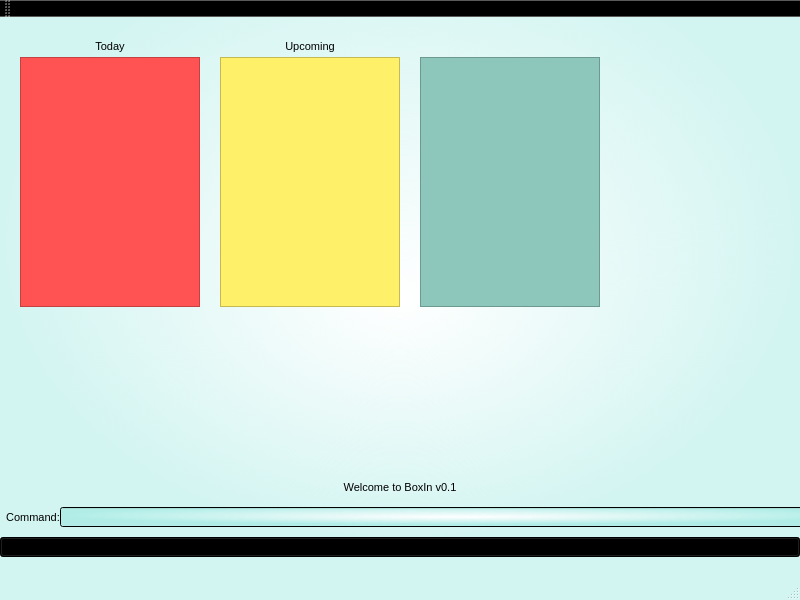
First picture: the form in BoxIn/BoxIn/BoxIn.ui, repository cs2103aug2014-t13-1c/main, before the edit.
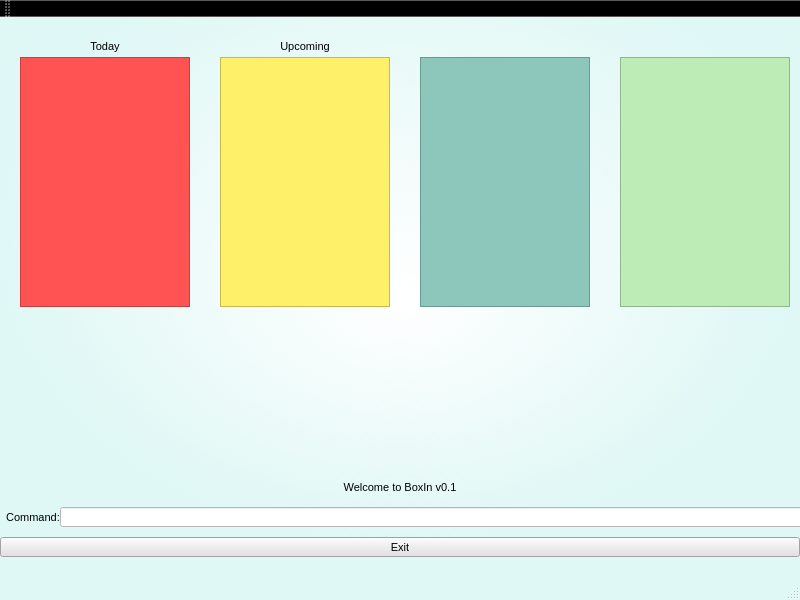
Second picture: the form after the edit. Icons and pictures are not drawn.

Commit message: Fixed colors, preparing to add time

What changed in the file:
```diff
--- a/BoxIn/BoxIn/BoxIn.ui
+++ b/BoxIn/BoxIn/BoxIn.ui
@@ -45,7 +45,7 @@
          </color>
         </gradientstop>
         <gradientstop position="1.000000000000000">
-         <color alpha="55">
+         <color alpha="40">
           <red>50</red>
           <green>207</green>
           <blue>192</blue>
@@ -128,7 +128,7 @@
          </color>
         </gradientstop>
         <gradientstop position="1.000000000000000">
-         <color alpha="55">
+         <color alpha="40">
           <red>50</red>
           <green>207</green>
           <blue>192</blue>
@@ -148,7 +148,7 @@
          </color>
         </gradientstop>
         <gradientstop position="1.000000000000000">
-         <color alpha="55">
+         <color alpha="40">
           <red>50</red>
           <green>207</green>
           <blue>192</blue>
@@ -215,7 +215,7 @@
          </color>
         </gradientstop>
         <gradientstop position="1.000000000000000">
-         <color alpha="55">
+         <color alpha="40">
           <red>50</red>
           <green>207</green>
           <blue>192</blue>
@@ -298,7 +298,7 @@
          </color>
         </gradientstop>
         <gradientstop position="1.000000000000000">
-         <color alpha="55">
+         <color alpha="40">
           <red>50</red>
           <green>207</green>
           <blue>192</blue>
@@ -318,7 +318,7 @@
          </color>
         </gradientstop>
         <gradientstop position="1.000000000000000">
-         <color alpha="55">
+         <color alpha="40">
           <red>50</red>
           <green>207</green>
           <blue>192</blue>
@@ -385,7 +385,7 @@
          </color>
         </gradientstop>
         <gradientstop position="1.000000000000000">
-         <color alpha="55">
+         <color alpha="40">
           <red>50</red>
           <green>207</green>
           <blue>192</blue>
@@ -468,7 +468,7 @@
          </color>
         </gradientstop>
         <gradientstop position="1.000000000000000">
-         <color alpha="55">
+         <color alpha="40">
           <red>50</red>
           <green>207</green>
           <blue>192</blue>
@@ -488,7 +488,7 @@
          </color>
         </gradientstop>
         <gradientstop position="1.000000000000000">
-         <color alpha="55">
+         <color alpha="40">
           <red>50</red>
           <green>207</green>
           <blue>192</blue>
@@ -567,6 +567,427 @@
       <height>20</height>
      </rect>
     </property>
+    <property name="palette">
+     <palette>
+      <active>
+       <colorrole role="WindowText">
+        <brush brushstyle="SolidPattern">
+         <color alpha="255">
+          <red>0</red>
+          <green>0</green>
+          <blue>0</blue>
+         </color>
+        </brush>
+       </colorrole>
+       <colorrole role="Button">
+        <brush brushstyle="SolidPattern">
+         <color alpha="255">
+          <red>255</red>
+          <green>255</green>
+          <blue>255</blue>
+         </color>
+        </brush>
+       </colorrole>
+       <colorrole role="Light">
+        <brush brushstyle="SolidPattern">
+         <color alpha="255">
+          <red>255</red>
+          <green>255</green>
+          <blue>255</blue>
+         </color>
+        </brush>
+       </colorrole>
+       <colorrole role="Midlight">
+        <brush brushstyle="SolidPattern">
+         <color alpha="255">
+          <red>255</red>
+          <green>255</green>
+          <blue>255</blue>
+         </color>
+        </brush>
+       </colorrole>
+       <colorrole role="Dark">
+        <brush brushstyle="SolidPattern">
+         <color alpha="255">
+          <red>127</red>
+          <green>127</green>
+          <blue>127</blue>
+         </color>
+        </brush>
+       </colorrole>
+       <colorrole role="Mid">
+        <brush brushstyle="SolidPattern">
+         <color alpha="255">
+          <red>170</red>
+          <green>170</green>
+          <blue>170</blue>
+         </color>
+        </brush>
+       </colorrole>
+       <colorrole role="Text">
+        <brush brushstyle="SolidPattern">
+         <color alpha="255">
+          <red>0</red>
+          <green>0</green>
+          <blue>0</blue>
+         </color>
+        </brush>
+       </colorrole>
+       <colorrole role="BrightText">
+        <brush brushstyle="SolidPattern">
+         <color alpha="255">
+          <red>255</red>
+          <green>255</green>
+          <blue>255</blue>
+         </color>
+        </brush>
+       </colorrole>
+       <colorrole role="ButtonText">
+        <brush brushstyle="SolidPattern">
+         <color alpha="255">
+          <red>0</red>
+          <green>0</green>
+          <blue>0</blue>
+         </color>
+        </brush>
+       </colorrole>
+       <colorrole role="Base">
+        <brush brushstyle="SolidPattern">
+         <color alpha="255">
+          <red>255</red>
+          <green>255</green>
+          <blue>255</blue>
+         </color>
+        </brush>
+       </colorrole>
+       <colorrole role="Window">
+        <brush brushstyle="SolidPattern">
+         <color alpha="255">
+          <red>255</red>
+          <green>255</green>
+          <blue>255</blue>
+         </color>
+        </brush>
+       </colorrole>
+       <colorrole role="Shadow">
+        <brush brushstyle="SolidPattern">
+         <color alpha="255">
+          <red>0</red>
+          <green>0</green>
+          <blue>0</blue>
+         </color>
+        </brush>
+       </colorrole>
+       <colorrole role="AlternateBase">
+        <brush brushstyle="SolidPattern">
+         <color alpha="255">
+          <red>255</red>
+          <green>255</green>
+          <blue>255</blue>
+         </color>
+        </brush>
+       </colorrole>
+       <colorrole role="ToolTipBase">
+        <brush brushstyle="SolidPattern">
+         <color alpha="255">
+          <red>255</red>
+          <green>255</green>
+          <blue>220</blue>
+         </color>
+        </brush>
+       </colorrole>
+       <colorrole role="ToolTipText">
+        <brush brushstyle="SolidPattern">
+         <color alpha="255">
+          <red>0</red>
+          <green>0</green>
+          <blue>0</blue>
+         </color>
+        </brush>
+       </colorrole>
+      </active>
+      <inactive>
+       <colorrole role="WindowText">
+        <brush brushstyle="SolidPattern">
+         <color alpha="255">
+          <red>0</red>
+          <green>0</green>
+          <blue>0</blue>
+         </color>
+        </brush>
+       </colorrole>
+       <colorrole role="Button">
+        <brush brushstyle="SolidPattern">
+         <color alpha="255">
+          <red>255</red>
+          <green>255</green>
+          <blue>255</blue>
+         </color>
+        </brush>
+       </colorrole>
+       <colorrole role="Light">
+        <brush brushstyle="SolidPattern">
+         <color alpha="255">
+          <red>255</red>
+          <green>255</green>
+          <blue>255</blue>
+         </color>
+        </brush>
+       </colorrole>
+       <colorrole role="Midlight">
+        <brush brushstyle="SolidPattern">
+         <color alpha="255">
+          <red>255</red>
+          <green>255</green>
+          <blue>255</blue>
+         </color>
+        </brush>
+       </colorrole>
+       <colorrole role="Dark">
+        <brush brushstyle="SolidPattern">
+         <color alpha="255">
+          <red>127</red>
+          <green>127</green>
+          <blue>127</blue>
+         </color>
+        </brush>
+       </colorrole>
+       <colorrole role="Mid">
+        <brush brushstyle="SolidPattern">
+         <color alpha="255">
+          <red>170</red>
+          <green>170</green>
+          <blue>170</blue>
+         </color>
+        </brush>
+       </colorrole>
+       <colorrole role="Text">
+        <brush brushstyle="SolidPattern">
+         <color alpha="255">
+          <red>0</red>
+          <green>0</green>
+          <blue>0</blue>
+         </color>
+        </brush>
+       </colorrole>
+       <colorrole role="BrightText">
+        <brush brushstyle="SolidPattern">
+         <color alpha="255">
+          <red>255</red>
+          <green>255</green>
+          <blue>255</blue>
+         </color>
+        </brush>
+       </colorrole>
+       <colorrole role="ButtonText">
+        <brush brushstyle="SolidPattern">
+         <color alpha="255">
+          <red>0</red>
+          <green>0</green>
+          <blue>0</blue>
+         </color>
+        </brush>
+       </colorrole>
+       <colorrole role="Base">
+        <brush brushstyle="SolidPattern">
+         <color alpha="255">
+          <red>255</red>
+          <green>255</green>
+          <blue>255</blue>
+         </color>
+        </brush>
+       </colorrole>
+       <colorrole role="Window">
+        <brush brushstyle="SolidPattern">
+         <color alpha="255">
+          <red>255</red>
+          <green>255</green>
+          <blue>255</blue>
+         </color>
+        </brush>
+       </colorrole>
+       <colorrole role="Shadow">
+        <brush brushstyle="SolidPattern">
+         <color alpha="255">
+          <red>0</red>
+          <green>0</green>
+          <blue>0</blue>
+         </color>
+        </brush>
+       </colorrole>
+       <colorrole role="AlternateBase">
+        <brush brushstyle="SolidPattern">
+         <color alpha="255">
+          <red>255</red>
+          <green>255</green>
+          <blue>255</blue>
+         </color>
+        </brush>
+       </colorrole>
+       <colorrole role="ToolTipBase">
+        <brush brushstyle="SolidPattern">
+         <color alpha="255">
+          <red>255</red>
+          <green>255</green>
+          <blue>220</blue>
+         </color>
+        </brush>
+       </colorrole>
+       <colorrole role="ToolTipText">
+        <brush brushstyle="SolidPattern">
+         <color alpha="255">
+          <red>0</red>
+          <green>0</green>
+          <blue>0</blue>
+         </color>
+        </brush>
+       </colorrole>
+      </inactive>
+      <disabled>
+       <colorrole role="WindowText">
+        <brush brushstyle="SolidPattern">
+         <color alpha="255">
+          <red>127</red>
+          <green>127</green>
+          <blue>127</blue>
+         </color>
+        </brush>
+       </colorrole>
+       <colorrole role="Button">
+        <brush brushstyle="SolidPattern">
+         <color alpha="255">
+          <red>255</red>
+          <green>255</green>
+          <blue>255</blue>
+         </color>
+        </brush>
+       </colorrole>
+       <colorrole role="Light">
+        <brush brushstyle="SolidPattern">
+         <color alpha="255">
+          <red>255</red>
+          <green>255</green>
+          <blue>255</blue>
+         </color>
+        </brush>
+       </colorrole>
+       <colorrole role="Midlight">
+        <brush brushstyle="SolidPattern">
+         <color alpha="255">
+          <red>255</red>
+          <green>255</green>
+          <blue>255</blue>
+         </color>
+        </brush>
+       </colorrole>
+       <colorrole role="Dark">
+        <brush brushstyle="SolidPattern">
+         <color alpha="255">
+          <red>127</red>
+          <green>127</green>
+          <blue>127</blue>
+         </color>
+        </brush>
+       </colorrole>
+       <colorrole role="Mid">
+        <brush brushstyle="SolidPattern">
+         <color alpha="255">
+          <red>170</red>
+          <green>170</green>
+          <blue>170</blue>
+         </color>
+        </brush>
+       </colorrole>
+       <colorrole role="Text">
+        <brush brushstyle="SolidPattern">
+         <color alpha="255">
+          <red>127</red>
+          <green>127</green>
+          <blue>127</blue>
+         </color>
+        </brush>
+       </colorrole>
+       <colorrole role="BrightText">
+        <brush brushstyle="SolidPattern">
+         <color alpha="255">
+          <red>255</red>
+          <green>255</green>
+          <blue>255</blue>
+         </color>
+        </brush>
+       </colorrole>
+       <colorrole role="ButtonText">
+        <brush brushstyle="SolidPattern">
+         <color alpha="255">
+          <red>127</red>
+          <green>127</green>
+          <blue>127</blue>
+         </color>
+        </brush>
+       </colorrole>
+       <colorrole role="Base">
+        <brush brushstyle="SolidPattern">
+         <color alpha="255">
+          <red>255</red>
+          <green>255</green>
+          <blue>255</blue>
+         </color>
+        </brush>
+       </colorrole>
+       <colorrole role="Window">
+        <brush brushstyle="SolidPattern">
+         <color alpha="255">
+          <red>255</red>
+          <green>255</green>
+          <blue>255</blue>
+         </color>
+        </brush>
+       </colorrole>
+       <colorrole role="Shadow">
+        <brush brushstyle="SolidPattern">
+         <color alpha="255">
+          <red>0</red>
+          <green>0</green>
+          <blue>0</blue>
+         </color>
+        </brush>
+       </colorrole>
+       <colorrole role="AlternateBase">
+        <brush brushstyle="SolidPattern">
+         <color alpha="255">
+          <red>255</red>
+          <green>255</green>
+          <blue>255</blue>
+         </color>
+        </brush>
+       </colorrole>
+       <colorrole role="ToolTipBase">
+        <brush brushstyle="SolidPattern">
+         <color alpha="255">
+          <red>255</red>
+          <green>255</green>
+          <blue>220</blue>
+         </color>
+        </brush>
+       </colorrole>
+       <colorrole role="ToolTipText">
+        <brush brushstyle="SolidPattern">
+         <color alpha="255">
+          <red>0</red>
+          <green>0</green>
+          <blue>0</blue>
+         </color>
+        </brush>
+       </colorrole>
+      </disabled>
+     </palette>
+    </property>
+    <property name="autoFillBackground">
+     <bool>false</bool>
+    </property>
+    <property name="styleSheet">
+     <string notr="true">background-color: rgb(255, 255, 255);</string>
+    </property>
    </widget>
    <widget class="QLabel" name="commandLabel">
     <property name="geometry">
@@ -586,7 +1007,7 @@
      <rect>
       <x>20</x>
       <y>40</y>
-      <width>180</width>
+      <width>170</width>
       <height>250</height>
      </rect>
     </property>
@@ -1059,58 +1480,47 @@
         </brush>
        </colorrole>
        <colorrole role="Button">
-        <brush brushstyle="RadialGradientPattern">
-         <gradient centralx="0.500000000000000" centraly="0.400000000000000" focalx="0.500000000000000" focaly="0.500000000000000" radius="0.500000000000000" type="RadialGradient" spread="PadSpread" coordinatemode="ObjectBoundingMode">
-          <gradientstop position="0.000000000000000">
-           <color alpha="255">
-            <red>255</red>
-            <green>255</green>
-            <blue>255</blue>
-           </color>
-          </gradientstop>
-          <gradientstop position="1.000000000000000">
-           <color alpha="55">
-            <red>50</red>
-            <green>207</green>
-            <blue>192</blue>
-           </color>
-          </gradientstop>
-         </gradient>
+        <brush brushstyle="SolidPattern">
+         <color alpha="255">
+          <red>226</red>
+          <green>226</green>
+          <blue>226</blue>
+         </color>
         </brush>
        </colorrole>
        <colorrole role="Light">
         <brush brushstyle="SolidPattern">
          <color alpha="255">
-          <red>183</red>
+          <red>255</red>
           <green>255</green>
-          <blue>241</blue>
+          <blue>255</blue>
          </color>
         </brush>
        </colorrole>
        <colorrole role="Midlight">
         <brush brushstyle="SolidPattern">
          <color alpha="255">
-          <red>149</red>
-          <green>220</green>
-          <blue>206</blue>
+          <red>255</red>
+          <green>255</green>
+          <blue>255</blue>
          </color>
         </brush>
        </colorrole>
        <colorrole role="Dark">
         <brush brushstyle="SolidPattern">
          <color alpha="255">
-          <red>58</red>
-          <green>93</green>
-          <blue>86</blue>
+          <red>127</red>
+          <green>127</green>
+          <blue>127</blue>
          </color>
         </brush>
        </colorrole>
        <colorrole role="Mid">
         <brush brushstyle="SolidPattern">
          <color alpha="255">
-          <red>77</red>
-          <green>124</green>
-          <blue>115</blue>
+          <red>170</red>
+          <green>170</green>
+          <blue>170</blue>
          </color>
         </brush>
        </colorrole>
@@ -1142,43 +1552,21 @@
         </brush>
        </colorrole>
        <colorrole role="Base">
-        <brush brushstyle="RadialGradientPattern">
-         <gradient centralx="0.500000000000000" centraly="0.400000000000000" focalx="0.500000000000000" focaly="0.500000000000000" radius="0.500000000000000" type="RadialGradient" spread="PadSpread" coordinatemode="ObjectBoundingMode">
-          <gradientstop position="0.000000000000000">
-           <color alpha="255">
-            <red>255</red>
-            <green>255</green>
-            <blue>255</blue>
-           </color>
-          </gradientstop>
-          <gradientstop position="1.000000000000000">
-           <color alpha="55">
-            <red>50</red>
-            <green>207</green>
-            <blue>192</blue>
-           </color>
-          </gradientstop>
-         </gradient>
+        <brush brushstyle="SolidPattern">
+         <color alpha="255">
+          <red>226</red>
+          <green>226</green>
+          <blue>226</blue>
+         </color>
         </brush>
        </colorrole>
        <colorrole role="Window">
-        <brush brushstyle="RadialGradientPattern">
-         <gradient centralx="0.500000000000000" centraly="0.400000000000000" focalx="0.500000000000000" focaly="0.500000000000000" radius="0.500000000000000" type="RadialGradient" spread="PadSpread" coordinatemode="ObjectBoundingMode">
-          <gradientstop position="0.000000000000000">
-           <color alpha="255">
-            <red>255</red>
-            <green>255</green>
-            <blue>255</blue>
-           </color>
-          </gradientstop>
-          <gradientstop position="1.000000000000000">
-           <color alpha="55">
-            <red>50</red>
-            <green>207</green>
-            <blue>192</blue>
-           </color>
-          </gradientstop>
-         </gradient>
+        <brush brushstyle="SolidPattern">
+         <color alpha="255">
+          <red>226</red>
+          <green>226</green>
+          <blue>226</blue>
+         </color>
         </brush>
        </colorrole>
        <colorrole role="Shadow">
@@ -1193,9 +1581,9 @@
        <colorrole role="AlternateBase">
         <brush brushstyle="SolidPattern">
          <color alpha="255">
-          <red>185</red>
-          <green>220</green>
-          <blue>213</blue>
+          <red>255</red>
+          <green>255</green>
+          <blue>255</blue>
          </color>
         </brush>
        </colorrole>
@@ -1229,58 +1617,47 @@
         </brush>
        </colorrole>
        <colorrole role="Button">
-        <brush brushstyle="RadialGradientPattern">
-         <gradient centralx="0.500000000000000" centraly="0.400000000000000" focalx="0.500000000000000" focaly="0.500000000000000" radius="0.500000000000000" type="RadialGradient" spread="PadSpread" coordinatemode="ObjectBoundingMode">
-          <gradientstop position="0.000000000000000">
-           <color alpha="255">
-            <red>255</red>
-            <green>255</green>
-            <blue>255</blue>
-           </color>
-          </gradientstop>
-          <gradientstop position="1.000000000000000">
-           <color alpha="55">
-            <red>50</red>
-            <green>207</green>
-            <blue>192</blue>
-           </color>
-          </gradientstop>
-         </gradient>
+        <brush brushstyle="SolidPattern">
+         <color alpha="255">
+          <red>226</red>
+          <green>226</green>
+          <blue>226</blue>
+         </color>
         </brush>
        </colorrole>
        <colorrole role="Light">
         <brush brushstyle="SolidPattern">
          <color alpha="255">
-          <red>183</red>
+          <red>255</red>
           <green>255</green>
-          <blue>241</blue>
+          <blue>255</blue>
          </color>
         </brush>
        </colorrole>
        <colorrole role="Midlight">
         <brush brushstyle="SolidPattern">
          <color alpha="255">
-          <red>149</red>
-          <green>220</green>
-          <blue>206</blue>
+          <red>255</red>
+          <green>255</green>
+          <blue>255</blue>
          </color>
         </brush>
        </colorrole>
        <colorrole role="Dark">
         <brush brushstyle="SolidPattern">
          <color alpha="255">
-          <red>58</red>
-          <green>93</green>
-          <blue>86</blue>
+          <red>127</red>
+          <green>127</green>
+          <blue>127</blue>
          </color>
         </brush>
        </colorrole>
        <colorrole role="Mid">
         <brush brushstyle="SolidPattern">
          <color alpha="255">
-          <red>77</red>
-          <green>124</green>
-          <blue>115</blue>
+          <red>170</red>
+          <green>170</green>
+          <blue>170</blue>
          </color>
         </brush>
        </colorrole>
@@ -1312,43 +1689,21 @@
         </brush>
        </colorrole>
        <colorrole role="Base">
-        <brush brushstyle="RadialGradientPattern">
-         <gradient centralx="0.500000000000000" centraly="0.400000000000000" focalx="0.500000000000000" focaly="0.500000000000000" radius="0.500000000000000" type="RadialGradient" spread="PadSpread" coordinatemode="ObjectBoundingMode">
-          <gradientstop position="0.000000000000000">
-           <color alpha="255">
-            <red>255</red>
-            <green>255</green>
-            <blue>255</blue>
-           </color>
-          </gradientstop>
-          <gradientstop position="1.000000000000000">
-           <color alpha="55">
-            <red>50</red>
-            <green>207</green>
-            <blue>192</blue>
-           </color>
-          </gradientstop>
-         </gradient>
+        <brush brushstyle="SolidPattern">
+         <color alpha="255">
+          <red>226</red>
+          <green>226</green>
+          <blue>226</blue>
+         </color>
         </brush>
        </colorrole>
        <colorrole role="Window">
-        <brush brushstyle="RadialGradientPattern">
-         <gradient centralx="0.500000000000000" centraly="0.400000000000000" focalx="0.500000000000000" focaly="0.500000000000000" radius="0.500000000000000" type="RadialGradient" spread="PadSpread" coordinatemode="ObjectBoundingMode">
-          <gradientstop position="0.000000000000000">
-           <color alpha="255">
-            <red>255</red>
-            <green>255</green>
-            <blue>255</blue>
-           </color>
-          </gradientstop>
-          <gradientstop position="1.000000000000000">
-           <color alpha="55">
-            <red>50</red>
-            <green>207</green>
-            <blue>192</blue>
-           </color>
-          </gradientstop>
-         </gradient>
+        <brush brushstyle="SolidPattern">
+         <color alpha="255">
+          <red>226</red>
+          <green>226</green>
+          <blue>226</blue>
+         </color>
         </brush>
        </colorrole>
        <colorrole role="Shadow">
@@ -1363,9 +1718,9 @@
        <colorrole role="AlternateBase">
         <brush brushstyle="SolidPattern">
          <color alpha="255">
-          <red>185</red>
-          <green>220</green>
-          <blue>213</blue>
+          <red>255</red>
+          <green>255</green>
+          <blue>255</blue>
          </color>
         </brush>
        </colorrole>
@@ -1392,74 +1747,63 @@
        <colorrole role="WindowText">
         <brush brushstyle="SolidPattern">
          <color alpha="255">
-          <red>58</red>
-          <green>93</green>
-          <blue>86</blue>
+          <red>127</red>
+          <green>127</green>
+          <blue>127</blue>
          </color>
         </brush>
        </colorrole>
        <colorrole role="Button">
-        <brush brushstyle="RadialGradientPattern">
-         <gradient centralx="0.500000000000000" centraly="0.400000000000000" focalx="0.500000000000000" focaly="0.500000000000000" radius="0.500000000000000" type="RadialGradient" spread="PadSpread" coordinatemode="ObjectBoundingMode">
-          <gradientstop position="0.000000000000000">
-           <color alpha="255">
-            <red>255</red>
-            <green>255</green>
-            <blue>255</blue>
-           </color>
-          </gradientstop>
-          <gradientstop position="1.000000000000000">
-           <color alpha="55">
-            <red>50</red>
-            <green>207</green>
-            <blue>192</blue>
-           </color>
-          </gradientstop>
-         </gradient>
+        <brush brushstyle="SolidPattern">
+         <color alpha="255">
+          <red>226</red>
+          <green>226</green>
+          <blue>226</blue>
+         </color>
         </brush>
        </colorrole>
        <colorrole role="Light">
         <brush brushstyle="SolidPattern">
          <color alpha="255">
-          <red>183</red>
+          <red>255</red>
           <green>255</green>
-          <blue>241</blue>
+          <blue>255</blue>
          </color>
         </brush>
        </colorrole>
        <colorrole role="Midlight">
         <brush brushstyle="SolidPattern">
          <color alpha="255">
-          <red>149</red>
-          <green>220</green>
-          <blue>206</blue>
+          <red>255</red>
+          <green>255</green>
+          <blue>255</blue>
          </color>
         </brush>
        </colorrole>
        <colorrole role="Dark">
         <brush brushstyle="SolidPattern">
          <color alpha="255">
-          <red>58</red>
-          <green>93</green>
-          <blue>86</blue>
+          <red>127</red>
+          <green>127</green>
+          <blue>127</blue>
          </color>
         </brush>
        </colorrole>
        <colorrole role="Mid">
         <brush brushstyle="SolidPattern">
          <color alpha="255">
-          <red>77</red>
-          <green>124</green>
-          <blue>115</blue>
+          <red>170</red>
+          <green>170</green>
+          <blue>170</blue>
          </color>
         </brush>
        </colorrole>
        <colorrole role="Text">
         <brush brushstyle="SolidPattern">
          <color alpha="255">
-          <red>58</red>
-          <green>93</green>
-          <blue>86</blue>
+          <red>127</red>
+          <green>127</green>
+          <blue>127</blue>
          </color>
         </brush>
        </colorrole>
@@ -1475,50 +1819,28 @@
        <colorrole role="ButtonText">
         <brush brushstyle="SolidPattern">
          <color alpha="255">
-          <red>58</red>
-          <green>93</green>
-          <blue>86</blue>
+          <red>127</red>
+          <green>127</green>
+          <blue>127</blue>
          </color>
         </brush>
        </colorrole>
        <colorrole role="Base">
-        <brush brushstyle="RadialGradientPattern">
-         <gradient centralx="0.500000000000000" centraly="0.400000000000000" focalx="0.500000000000000" focaly="0.500000000000000" radius="0.500000000000000" type="RadialGradient" spread="PadSpread" coordinatemode="ObjectBoundingMode">
-          <gradientstop position="0.000000000000000">
-           <color alpha="255">
-            <red>255</red>
-            <green>255</green>
-            <blue>255</blue>
-           </color>
-          </gradientstop>
-          <gradientstop position="1.000000000000000">
-           <color alpha="55">
-            <red>50</red>
-            <green>207</green>
-            <blue>192</blue>
-           </color>
-          </gradientstop>
-         </gradient>
+        <brush brushstyle="SolidPattern">
+         <color alpha="255">
+          <red>226</red>
+          <green>226</green>
+          <blue>226</blue>
+         </color>
         </brush>
        </colorrole>
        <colorrole role="Window">
-        <brush brushstyle="RadialGradientPattern">
-         <gradient centralx="0.500000000000000" centraly="0.400000000000000" focalx="0.500000000000000" focaly="0.500000000000000" radius="0.500000000000000" type="RadialGradient" spread="PadSpread" coordinatemode="ObjectBoundingMode">
-          <gradientstop position="0.000000000000000">
-           <color alpha="255">
-            <red>255</red>
-            <green>255</green>
-            <blue>255</blue>
-           </color>
-          </gradientstop>
-          <gradientstop position="1.000000000000000">
-           <color alpha="55">
-            <red>50</red>
-            <green>207</green>
-            <blue>192</blue>
-           </color>
-          </gradientstop>
-         </gradient>
+        <brush brushstyle="SolidPattern">
+         <color alpha="255">
+          <red>226</red>
+          <green>226</green>
+          <blue>226</blue>
+         </color>
         </brush>
        </colorrole>
        <colorrole role="Shadow">
@@ -1533,9 +1855,9 @@
        <colorrole role="AlternateBase">
         <brush brushstyle="SolidPattern">
          <color alpha="255">
-          <red>116</red>
-          <green>186</green>
-          <blue>172</blue>
+          <red>255</red>
+          <green>255</green>
+          <blue>255</blue>
          </color>
         </brush>
        </colorrole>
@@ -1563,6 +1885,9 @@
     <property name="autoFillBackground">
      <bool>false</bool>
     </property>
+    <property name="styleSheet">
+     <string notr="true">background-color: rgb(226, 226, 226);</string>
+    </property>
     <property name="text">
      <string>Exit</string>
     </property>
@@ -1572,7 +1897,7 @@
      <rect>
       <x>220</x>
       <y>40</y>
-      <width>180</width>
+      <width>170</width>
       <height>250</height>
      </rect>
     </property>
@@ -1585,7 +1910,7 @@
      <rect>
       <x>420</x>
       <y>40</y>
-      <width>180</width>
+      <width>170</width>
       <height>250</height>
      </rect>
     </property>
@@ -1598,7 +1923,7 @@
      <rect>
       <x>20</x>
       <y>20</y>
-      <width>180</width>
+      <width>170</width>
       <height>20</height>
      </rect>
     </property>
@@ -1611,7 +1936,7 @@
      <rect>
       <x>220</x>
       <y>20</y>
-      <width>180</width>
+      <width>170</width>
       <height>20</height>
      </rect>
     </property>
@@ -1619,6 +1944,110 @@
      <string>&lt;html&gt;&lt;head/&gt;&lt;body&gt;&lt;p align=&quot;center&quot;&gt;Upcoming&lt;/p&gt;&lt;/body&gt;&lt;/html&gt;</string>
     </property>
    </widget>
+   <widget class="QListWidget" name="listWidget_3">
+    <property name="geometry">
+     <rect>
+      <x>620</x>
+      <y>40</y>
+      <width>170</width>
+      <height>250</height>
+     </rect>
+    </property>
+    <property name="palette">
+     <palette>
+      <active>
+       <colorrole role="Button">
+        <brush brushstyle="SolidPattern">
+         <color alpha="255">
+          <red>189</red>
+          <green>236</green>
+          <blue>182</blue>
+         </color>
+        </brush>
+       </colorrole>
+       <colorrole role="Base">
+        <brush brushstyle="SolidPattern">
+         <color alpha="255">
+          <red>189</red>
+          <green>236</green>
+          <blue>182</blue>
+         </color>
+        </brush>
+       </colorrole>
+       <colorrole role="Window">
+        <brush brushstyle="SolidPattern">
+         <color alpha="255">
+          <red>189</red>
+          <green>236</green>
+          <blue>182</blue>
+         </color>
+        </brush>
+       </colorrole>
+      </active>
+      <inactive>
+       <colorrole role="Button">
+        <brush brushstyle="SolidPattern">
+         <color alpha="255">
+          <red>189</red>
+          <green>236</green>
+          <blue>182</blue>
+         </color>
+        </brush>
+       </colorrole>
+       <colorrole role="Base">
+        <brush brushstyle="SolidPattern">
+         <color alpha="255">
+          <red>189</red>
+          <green>236</green>
+          <blue>182</blue>
+         </color>
+        </brush>
+       </colorrole>
+       <colorrole role="Window">
+        <brush brushstyle="SolidPattern">
+         <color alpha="255">
+          <red>189</red>
+          <green>236</green>
+          <blue>182</blue>
+         </color>
+        </brush>
+       </colorrole>
+      </inactive>
+      <disabled>
+       <colorrole role="Button">
+        <brush brushstyle="SolidPattern">
+         <color alpha="255">
+          <red>189</red>
+          <green>236</green>
+          <blue>182</blue>
+         </color>
+        </brush>
+       </colorrole>
+       <colorrole role="Base">
+        <brush brushstyle="SolidPattern">
+         <color alpha="255">
+          <red>189</red>
+          <green>236</green>
+          <blue>182</blue>
+         </color>
+        </brush>
+       </colorrole>
+       <colorrole role="Window">
+        <brush brushstyle="SolidPattern">
+         <color alpha="255">
+          <red>189</red>
+          <green>236</green>
+          <blue>182</blue>
+         </color>
+        </brush>
+       </colorrole>
+      </disabled>
+     </palette>
+    </property>
+    <property name="styleSheet">
+     <string notr="true">background-color: rgb(189, 236, 182);</string>
+    </property>
+   </widget>
   </widget>
   <widget class="QMenuBar" name="menuBar">
    <property name="geometry">
```
Left out of the diff: 419 changed lines with no effect on the pictures. The commit also changes 31 other files.
